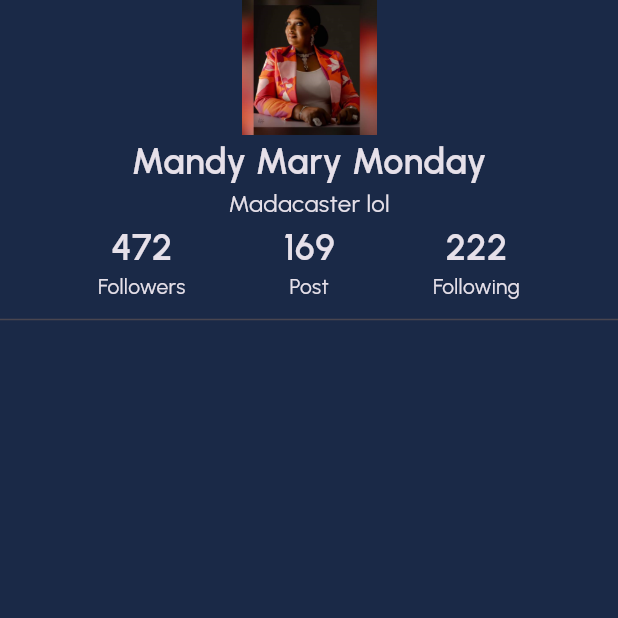
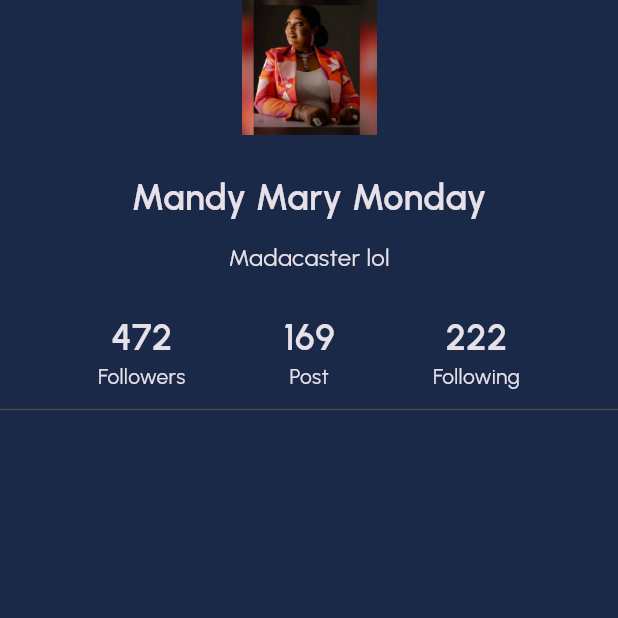
Before and after one commit to Senwin5/map_project, a Flutter app: the ProfilePage screen opened directly, on a phone screen of 412 x 824 dp, the top half of it. Run offline on Flutter 3.47's test engine with Material 3 defaults, Android fonts, the phone set to English and light mode, and no system bars; our stand-ins replace flutter_svg.

Commit message:
spacebox is been style

```diff
--- a/lib/pages/profile_page.dart
+++ b/lib/pages/profile_page.dart
@@ -10,8 +10,17 @@ class ProfilePage extends StatelessWidget {
       body: Column(
         children: [
           Image.asset('assets/temp/user1.png', width: 90, height: 90),
+          SizedBox(
+            height: 24,
+            ),
           Text('Mandy Mary Monday', style: AppText.header2),
+           SizedBox(
+            height: 12,
+            ),
           Text('Madacaster lol', style: AppText.subtitle3),
+           SizedBox(
+            height: 24,
+            ),
           Row(
             mainAxisAlignment: MainAxisAlignment.spaceEvenly,
             children: [
```
